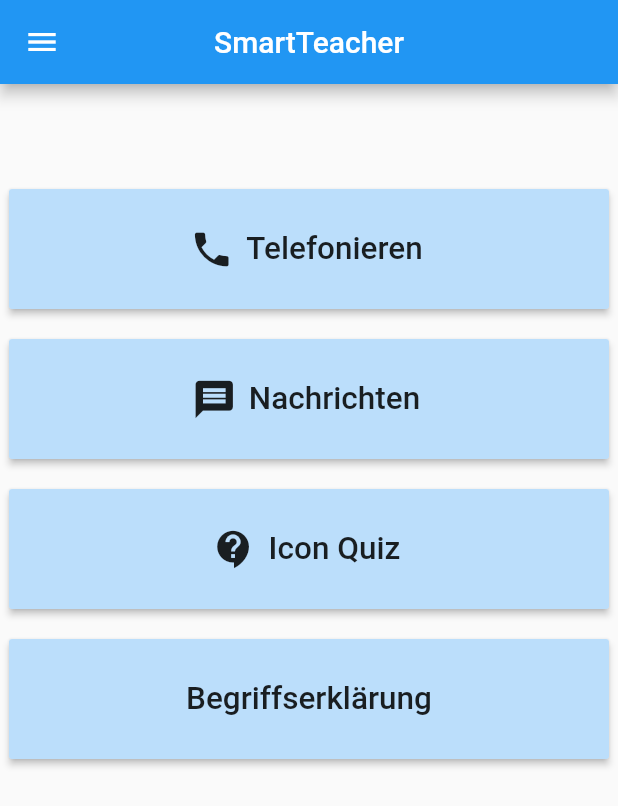
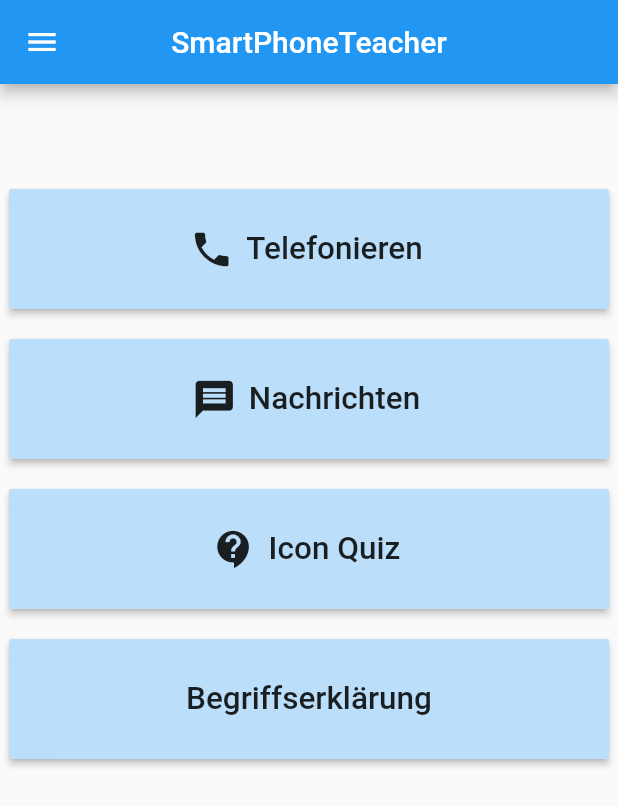
Before and after one commit to Kettarr/SmartTeacher_SS21, a Flutter app: the screen it shows after launch, on a phone screen of 412 x 824 dp. Shown: the top 806 px of the screen. Run offline on Flutter 3.47's test engine with Material 2 defaults, Android fonts, the phone set to English and light mode, and no system bars.

Commit message:
titlechange

```diff
--- a/smartteacher/lib/main.dart
+++ b/smartteacher/lib/main.dart
@@ -20,7 +20,7 @@ class MyApp extends StatelessWidget {
   @override
   Widget build(BuildContext context) {
     return MaterialApp(
-      title: 'Smart Teacher',
+      title: 'Smart Phone Teacher',
       theme: ThemeData(
         // This is the theme of your application.
         //
@@ -72,7 +72,7 @@ class _StartpageState extends State<Startpage> {
     // than having to individually change instances of widgets.
     return Scaffold(
       appBar: AppBar(
-        title: Text("SmartTeacher"),
+        title: Text("SmartPhoneTeacher"),
         centerTitle: true,
         leading: Builder(
           builder: (BuildContext context){
```
